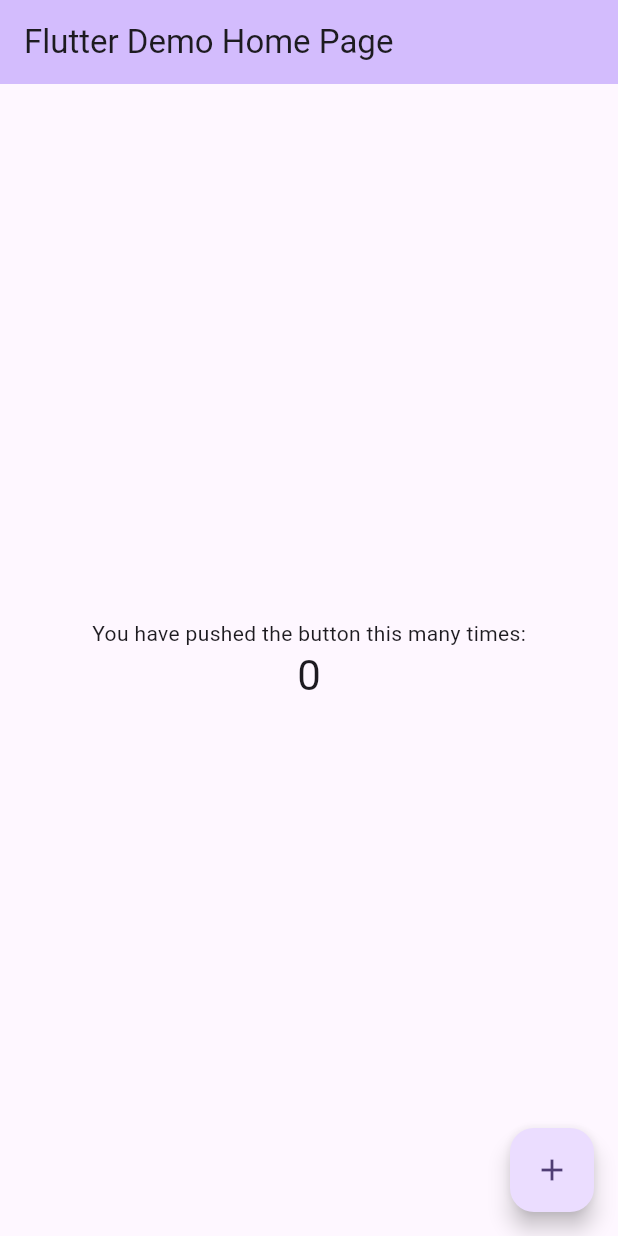
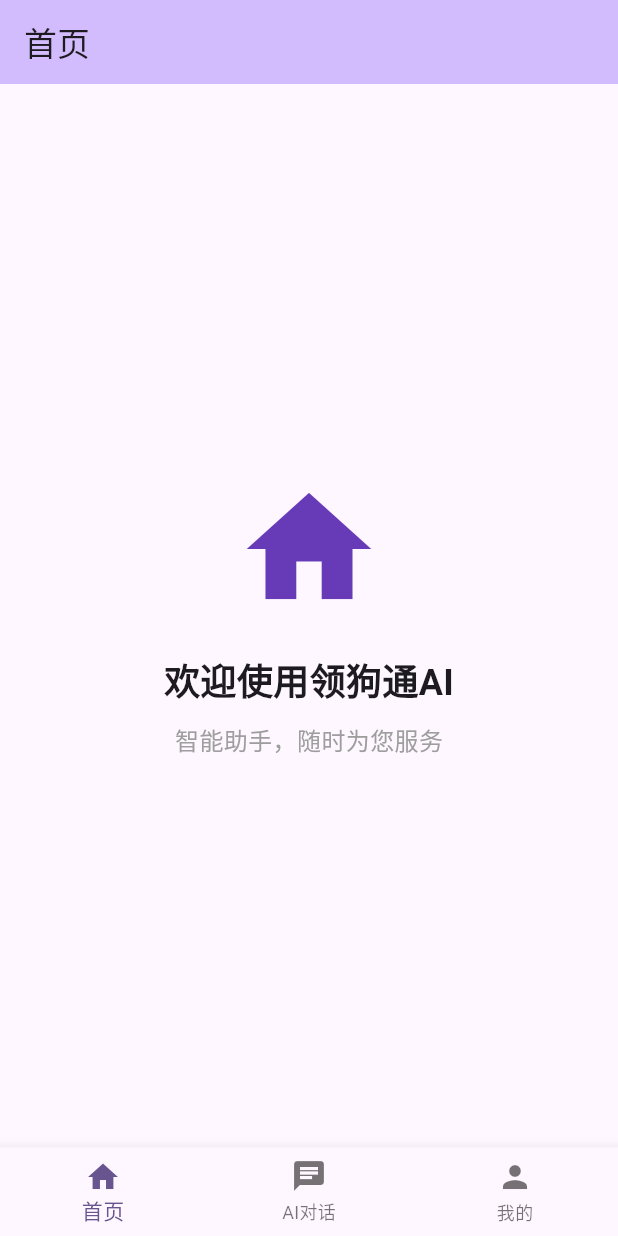
Before and after one commit to 17607131520Aaron/linggoutong-ai-app, a Flutter app: the screen it shows after launch, on a phone screen of 412 x 824 dp. Run offline on Flutter 3.47's test engine with Material 3 defaults, Android fonts, the phone set to English and light mode, and no system bars; our stand-ins replace go_router.

Commit message:
feat: 实现应用路由导航和AI对话功能

```diff
--- a/lib/main.dart
+++ b/lib/main.dart
@@ -1,4 +1,5 @@
 import 'package:flutter/material.dart';
+import 'package:linggoutong_ai_app/router/app_router.dart';
 
 void main() {
   runApp(const MyApp());
@@ -7,116 +8,15 @@ void main() {
 class MyApp extends StatelessWidget {
   const MyApp({super.key});
 
-  // This widget is the root of your application.
   @override
   Widget build(BuildContext context) {
-    return MaterialApp(
-      title: 'Flutter Demo',
+    return MaterialApp.router(
+      title: '领狗通AI',
       theme: ThemeData(
-        // This is the theme of your application.
-        //
-        // TRY THIS: Try running your application with "flutter run". You'll see
-        // the application has a purple toolbar. Then, without quitting the app,
-        // try changing the seedColor in the colorScheme below to Colors.green
-        // and then invoke "hot reload" (save your changes or press the "hot
-        // reload" button in a Flutter-supported IDE, or press "r" if you used
-        // the command line to start the app).
-        //
-        // Notice that the counter didn't reset back to zero; the application
-        // state is not lost during the reload. To reset the state, use hot
-        // restart instead.
-        //
-        // This works for code too, not just values: Most code changes can be
-        // tested with just a hot reload.
-        colorScheme: .fromSeed(seedColor: Colors.deepPurple),
+        colorScheme: ColorScheme.fromSeed(seedColor: Colors.deepPurple),
+        useMaterial3: true,
       ),
-      home: const MyHomePage(title: 'Flutter Demo Home Page'),
+      routerConfig: AppRouter.router,
     );
   }
 }
-
-class MyHomePage extends StatefulWidget {
-  const MyHomePage({super.key, required this.title});
-
-  // This widget is the home page of your application. It is stateful, meaning
-  // that it has a State object (defined below) that contains fields that affect
-  // how it looks.
-
-  // This class is the configuration for the state. It holds the values (in this
-  // case the title) provided by the parent (in this case the App widget) and
-  // used by the build method of the State. Fields in a Widget subclass are
-  // always marked "final".
-
-  final String title;
-
-  @override
-  State<MyHomePage> createState() => _MyHomePageState();
-}
-
-class _MyHomePageState extends State<MyHomePage> {
-  int _counter = 0;
-
-  void _incrementCounter() {
-    setState(() {
-      // This call to setState tells the Flutter framework that something has
-      // changed in this State, which causes it to rerun the build method below
-      // so that the display can reflect the updated values. If we changed
-      // _counter without calling setState(), then the build method would not be
-      // called again, and so nothing would appear to happen.
-      _counter++;
-    });
-  }
-
-  @override
-  Widget build(BuildContext context) {
-    // This method is rerun every time setState is called, for instance as done
-    // by the _incrementCounter method above.
-    //
-    // The Flutter framework has been optimized to make rerunning build methods
-    // fast, so that you can just rebuild anything that needs updating rather
-    // than having to individually change instances of widgets.
-    return Scaffold(
-      appBar: AppBar(
-        // TRY THIS: Try changing the color here to a specific color (to
-        // Colors.amber, perhaps?) and trigger a hot reload to see the AppBar
-        // change color while the other colors stay the same.
-        backgroundColor: Theme.of(context).colorScheme.inversePrimary,
-        // Here we take the value from the MyHomePage object that was created by
-        // the App.build method, and use it to set our appbar title.
-        title: Text(widget.title),
-      ),
-      body: Center(
-        // Center is a layout widget. It takes a single child and positions it
-        // in the middle of the parent.
-        child: Column(
-          // Column is also a layout widget. It takes a list of children and
-          // arranges them vertically. By default, it sizes itself to fit its
-          // children horizontally, and tries to be as tall as its parent.
-          //
-          // Column has various properties to control how it sizes itself and
-          // how it positions its children. Here we use mainAxisAlignment to
-          // center the children vertically; the main axis here is the vertical
-          // axis because Columns are vertical (the cross axis would be
-          // horizontal).
-          //
-          // TRY THIS: Invoke "debug painting" (choose the "Toggle Debug Paint"
-          // action in the IDE, or press "p" in the console), to see the
-          // wireframe for each widget.
-          mainAxisAlignment: .center,
-          children: [
-            const Text('You have pushed the button this many times:'),
-            Text(
-              '$_counter',
-              style: Theme.of(context).textTheme.headlineMedium,
-            ),
-          ],
-        ),
-      ),
-      floatingActionButton: FloatingActionButton(
-        onPressed: _incrementCounter,
-        tooltip: 'Increment',
-        child: const Icon(Icons.add),
-      ),
-    );
-  }
-}
--- /dev/null
+++ b/lib/pages/home/home_page.dart
@@ -0,0 +1,43 @@
+import 'package:flutter/material.dart';
+
+class HomePage extends StatelessWidget {
+  const HomePage({super.key});
+
+  @override
+  Widget build(BuildContext context) {
+    return Scaffold(
+      appBar: AppBar(
+        title: const Text('首页'),
+        backgroundColor: Theme.of(context).colorScheme.inversePrimary,
+      ),
+      body: const Center(
+        child: Column(
+          mainAxisAlignment: MainAxisAlignment.center,
+          children: [
+            Icon(
+              Icons.home,
+              size: 100,
+              color: Colors.deepPurple,
+            ),
+            SizedBox(height: 20),
+            Text(
+              '欢迎使用领狗通AI',
+              style: TextStyle(
+                fontSize: 24,
+                fontWeight: FontWeight.bold,
+              ),
+            ),
+            SizedBox(height: 10),
+            Text(
+              '智能助手，随时为您服务',
+              style: TextStyle(
+                fontSize: 16,
+                color: Colors.grey,
+              ),
+            ),
+          ],
+        ),
+      ),
+    );
+  }
+}
--- /dev/null
+++ b/lib/router/app_router.dart
@@ -0,0 +1,85 @@
+import 'package:flutter/material.dart';
+import 'package:go_router/go_router.dart';
+import 'package:linggoutong_ai_app/pages/home/home_page.dart';
+import 'package:linggoutong_ai_app/pages/ai/ai_page.dart';
+import 'package:linggoutong_ai_app/pages/mine/mine_page.dart';
+
+class AppRouter {
+  static final GoRouter router = GoRouter(
+    initialLocation: '/',
+    routes: [
+      StatefulShellRoute.indexedStack(
+        builder: (context, state, navigationShell) {
+          return ScaffoldWithNestedNavigation(navigationShell: navigationShell);
+        },
+        branches: [
+          StatefulShellBranch(
+            routes: [
+              GoRoute(
+                path: '/',
+                builder: (context, state) => const HomePage(),
+              ),
+            ],
+          ),
+          StatefulShellBranch(
+            routes: [
+              GoRoute(
+                path: '/ai',
+                builder: (context, state) => const AiPage(),
+              ),
+            ],
+          ),
+          StatefulShellBranch(
+            routes: [
+              GoRoute(
+                path: '/mine',
+                builder: (context, state) => const MinePage(),
+              ),
+            ],
+          ),
+        ],
+      ),
+    ],
+  );
+}
+
+class ScaffoldWithNestedNavigation extends StatelessWidget {
+  const ScaffoldWithNestedNavigation({
+    Key? key,
+    required this.navigationShell,
+  }) : super(key: key ?? const ValueKey('ScaffoldWithNestedNavigation'));
+
+  final StatefulNavigationShell navigationShell;
+
+  void _goBranch(int index) {
+    navigationShell.goBranch(
+      index,
+      initialLocation: index == navigationShell.currentIndex,
+    );
+  }
+
+  @override
+  Widget build(BuildContext context) {
+    return Scaffold(
+      body: navigationShell,
+      bottomNavigationBar: BottomNavigationBar(
+        currentIndex: navigationShell.currentIndex,
+        onTap: _goBranch,
+        items: const [
+          BottomNavigationBarItem(
+            icon: Icon(Icons.home),
+            label: '首页',
+          ),
+          BottomNavigationBarItem(
+            icon: Icon(Icons.chat),
+            label: 'AI对话',
+          ),
+          BottomNavigationBarItem(
+            icon: Icon(Icons.person),
+            label: '我的',
+          ),
+        ],
+      ),
+    );
+  }
+}
```
Also changed, not shown: lib/pages/ai/ai_page.dart (added, +281 -0 lines), lib/pages/mine/mine_page.dart (added, +121 -0 lines), lib/pages/app.dart (added).
